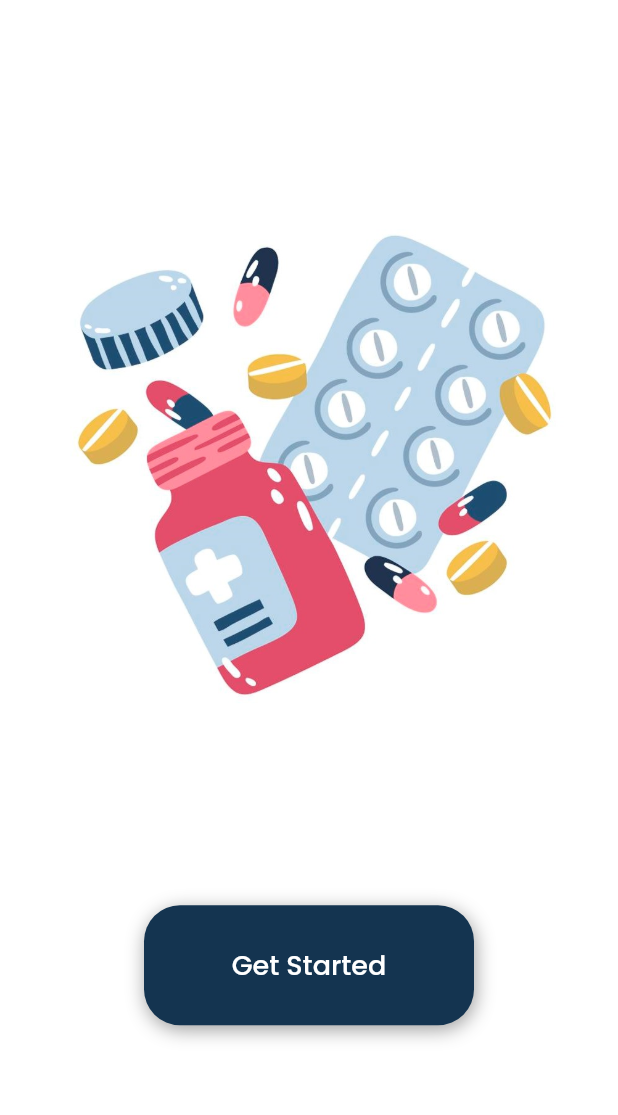
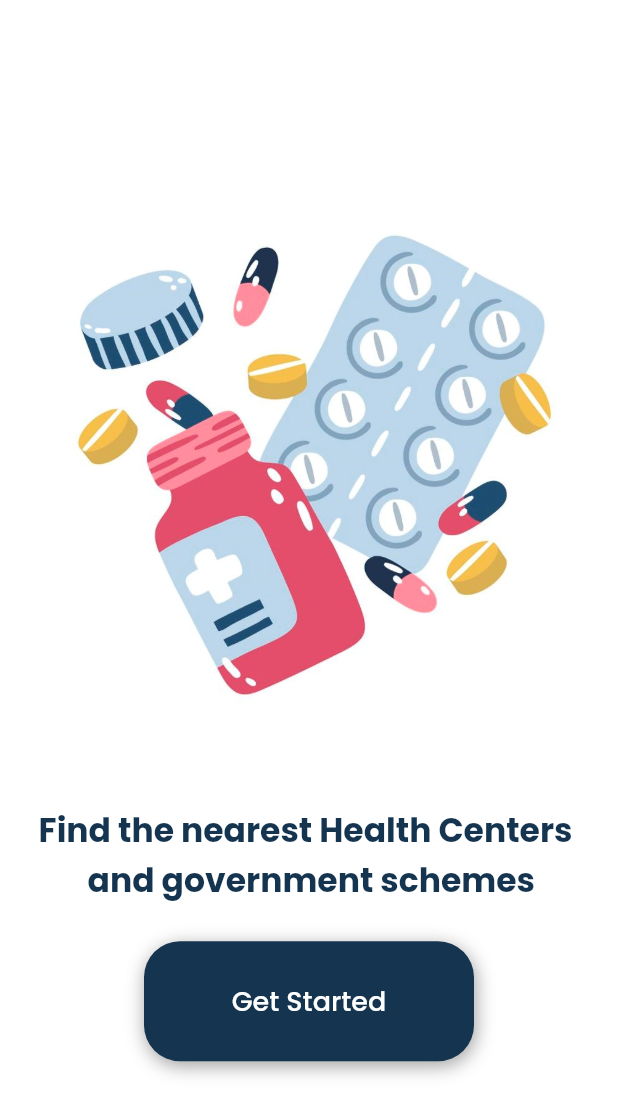
Before and after one commit to kaamilmirza/Medical-Centres-and-schemes, a Flutter app: the screen it shows after launch, on a phone screen of 412 x 824 dp. Shown: the top 1115 px of the screen. Run offline on Flutter 3.47's test engine with Material 2 defaults, Android fonts, the phone set to English and light mode, and no system bars; our stand-ins replace cloud_firestore, firebase_core, firebase_database, geocoding, geolocator, google_fonts and 2 more; accounts and stored records are empty.

Commit message:
UI changes

```diff
--- a/medical_app_vnr/lib/intro.dart
+++ b/medical_app_vnr/lib/intro.dart
@@ -27,10 +27,20 @@ class _IntroState extends State<Intro> {
                     child: Image.asset('images/1.jpg'),
                   ),
                 ),
-                SizedBox(
-                  height: 90,
+                Padding(
+                  padding: const EdgeInsets.all(24.0),
+                  child: Text(
+                    "Find the nearest Health Centers \n       and government schemes",
+                    style: GoogleFonts.poppins(
+                      color: kButtonColor,
+                      fontWeight: FontWeight.bold,
+                      fontSize:22.0,
+                    ),
+                  ),
                 ),
-                GestureDetector(
+                InkWell(
+                  hoverColor: Colors.white,
+                    splashColor: Colors.white,
                     onTap: () {
                       Navigator.push(
                         context,
```
Also changed, not shown: medical_app_vnr/lib/home.dart (+67 -12 lines), medical_app_vnr/lib/models/firebase_model.dart (+27 -5 lines).
